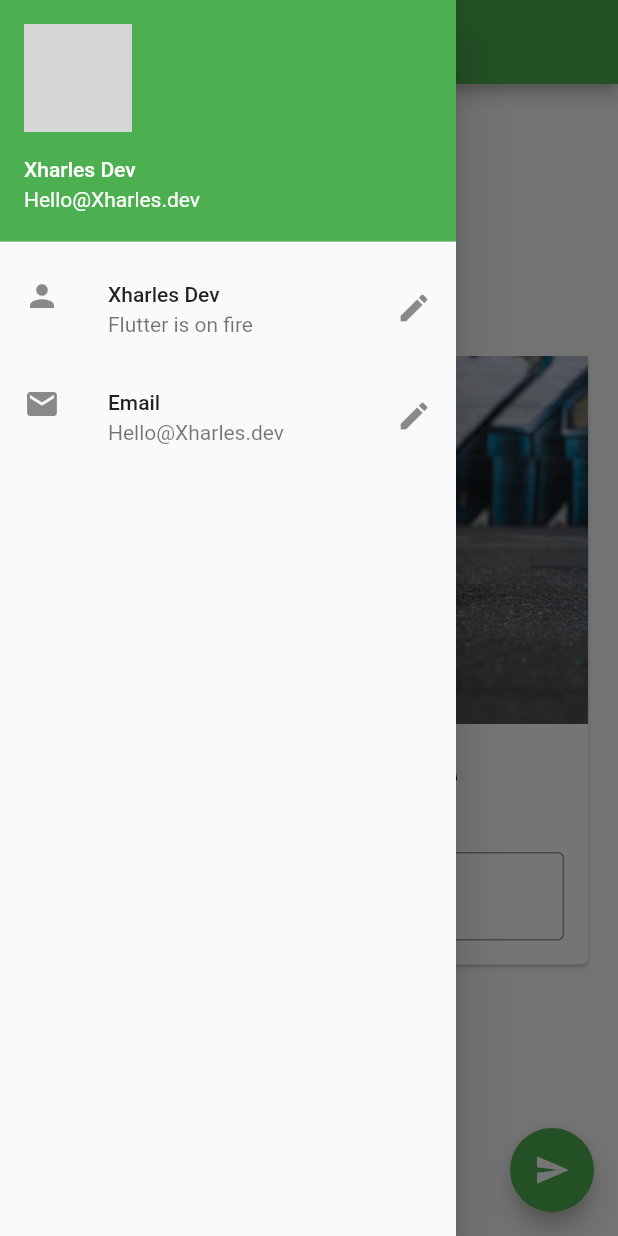
After one commit to Xavier-Charles/curator, a Flutter app: the screen it shows after launch, with the side drawer open, on a phone screen of 412 x 824 dp. The commit adds this screen. Run offline on Flutter 3.47's test engine with Material 2 defaults, Android fonts, the phone set to English and light mode, and no system bars; network calls fail; grey boxes are pictures that could not be loaded.

Commit message:
Organising code to modules

```diff
--- /dev/null
+++ b/lib/drawer.dart
@@ -0,0 +1,37 @@
+import 'package:flutter/material.dart';
+
+class MyDrawer extends StatelessWidget {
+  @override
+  Widget build(BuildContext context) {
+    return Drawer(
+          child: ListView(
+        padding: const EdgeInsets.all(0),
+        children: <Widget>[
+          // DrawerHeader(
+          //   child: Text("Hi"),
+          //   decoration: BoxDecoration(color: Colors.amber[300]),
+          //   ),
+          UserAccountsDrawerHeader(
+            accountName: Text("Xharles Dev"),
+            accountEmail: Text("Hello@Xharles.dev"),
+            currentAccountPicture: CircleAvatar(
+              backgroundImage: NetworkImage(
+                  "https://images.unsplash.com/photo-1522529599102-193c0d76b5b6?ixid=MnwxMjA3fDB8MHxwaG90by1wYWdlfHx8fGVufDB8fHx8&ixlib=rb-1.2.1&auto=format&fit=crop&w=750&q=80"),
+            ),
+          ),
+          ListTile(
+            leading: Icon(Icons.person),
+            title: Text("Xharles Dev"),
+            subtitle: Text("Flutter is on fire"),
+            trailing: Icon(Icons.edit),
+            onTap: () => {},
+          ),
+          ListTile(
+              leading: Icon(Icons.email),
+              title: Text("Email"),
+              subtitle: Text("Hello@Xharles.dev"),
+              trailing: Icon(Icons.edit)),
+        ],
+      ));
+  }
+}
--- /dev/null
+++ b/lib/pages/home_page.dart
@@ -0,0 +1,38 @@
+import 'package:flutter/material.dart';
+import 'package:curator_app/drawer.dart';
+
+import '../product_card_widget.dart';
+
+
+class HomePage extends StatefulWidget {
+  @override
+  _HomePageState createState() => _HomePageState();
+}
+
+class _HomePageState extends State<HomePage> {
+  var title = "Change My Name";
+  TextEditingController _titleController = TextEditingController();
+
+  @override
+  Widget build(BuildContext context) {
+    return Scaffold(
+      appBar: AppBar(
+        title: Text("Curator"),
+      ),
+      body: Center(
+          child: Padding(
+              padding: const EdgeInsets.all(16.0),
+              child: SingleChildScrollView(
+                  child: ProductCardWidget(title: title, titleController: _titleController)
+              ))),
+      drawer: MyDrawer(),
+      floatingActionButton: FloatingActionButton(
+        onPressed: () => {
+          title = _titleController.text,
+          setState(() => {})
+        },
+        child: Icon(Icons.send),
+      ),
+    );
+  }
+}
--- /dev/null
+++ b/lib/product_card_widget.dart
@@ -0,0 +1,42 @@
+import 'package:flutter/material.dart';
+
+class ProductCardWidget extends StatelessWidget {
+  const ProductCardWidget({
+    Key key,
+    @required this.title,
+    @required TextEditingController titleController,
+  }) : _titleController = titleController, super(key: key);
+
+  final String title;
+  final TextEditingController _titleController;
+
+  @override
+  Widget build(BuildContext context) {
+    return Card(
+        child: Column(
+                children: <Widget>[
+    Image.asset("assets/omar-Sneakers.jpg"),
+    SizedBox(
+      height: 20,
+    ),
+    Text(
+      title,
+      style: TextStyle(fontWeight: FontWeight.bold, fontSize: 25),
+    ),
+    SizedBox(
+      height: 20,
+    ),
+    Padding(
+      padding: const EdgeInsets.all(16.0),
+      child: TextField(
+        controller: _titleController,
+        decoration: InputDecoration(
+            border: OutlineInputBorder(),
+            hintText: "Enter Product name",
+            labelText: "Name"),
+      ),
+    )
+                ],
+    ));
+  }
+}
```
Also changed, not shown: lib/main.dart (+9 -83 lines), 1 other file.
